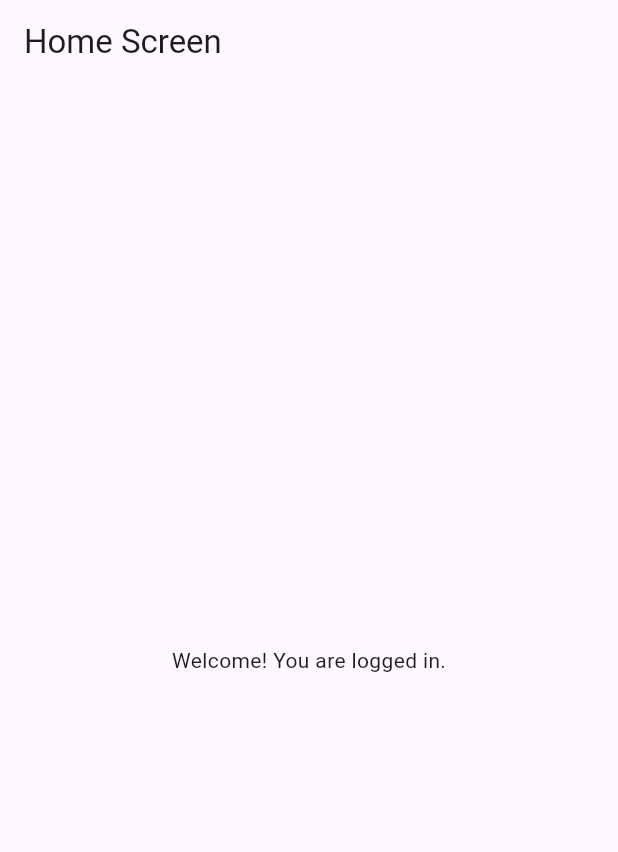
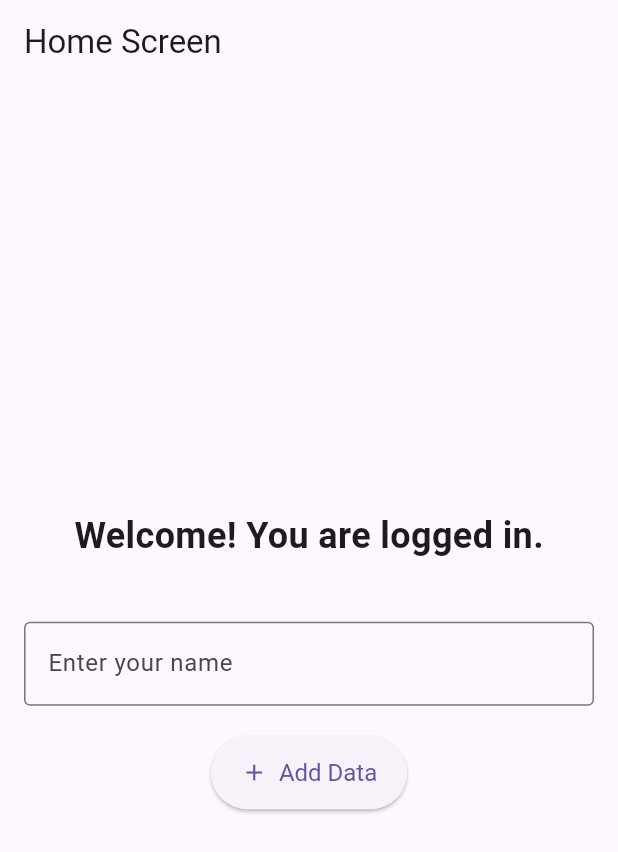
Before and after one commit to matloobali84/new-login, a Flutter app: the HomeScreen screen opened directly, on a phone screen of 412 x 824 dp. Shown: the top 852 px of the screen. Run offline on Flutter 3.47's test engine with Material 3 defaults, Android fonts, the phone set to English and light mode, and no system bars; our stand-ins replace cloud_firestore, firebase_auth, firebase_core; accounts and stored records are empty.

Commit message:
Initial commit

```diff
--- a/lib/home_screen.dart
+++ b/lib/home_screen.dart
@@ -1,15 +1,81 @@
 import 'package:flutter/material.dart';
+import 'package:cloud_firestore/cloud_firestore.dart';
 
-class HomeScreen extends StatelessWidget {
+class HomeScreen extends StatefulWidget {
+  @override
+  _HomeScreenState createState() => _HomeScreenState();
+}
+
+class _HomeScreenState extends State<HomeScreen> {
+  final TextEditingController _nameController = TextEditingController();
+
+  void _addData() async {
+    String name = _nameController.text;
+
+    if (name.isNotEmpty) {
+      await FirebaseFirestore.instance.collection('users').add({
+        'name': name,
+        'timestamp': FieldValue.serverTimestamp(),
+      });
+
+      _nameController.clear();
+
+      // Show a snackbar on successful data addition
+      ScaffoldMessenger.of(context).showSnackBar(
+        SnackBar(content: Text('Data added successfully!')),
+      );
+    }
+  }
+
   @override
   Widget build(BuildContext context) {
     return Scaffold(
       appBar: AppBar(
         title: Text('Home Screen'),
       ),
-      body: Center(
-        child: Text('Welcome! You are logged in.'),
+      body: Padding(
+        padding: const EdgeInsets.all(16.0),
+        child: Column(
+          mainAxisAlignment: MainAxisAlignment.center,
+          children: [
+            Text(
+              'Welcome! You are logged in.',
+              style: TextStyle(fontSize: 24, fontWeight: FontWeight.bold),
+            ),
+            SizedBox(height: 40),
+            TextField(
+              controller: _nameController,
+              decoration: InputDecoration(
+                labelText: 'Enter your name',
+                border: OutlineInputBorder(),
+              ),
+            ),
+            SizedBox(height: 20),
+            ElevatedButton.icon(
+              onPressed: _addData,
+              icon: Icon(Icons.add),
+              label: Text('Add Data'),
+              style: ElevatedButton.styleFrom(
+                padding: EdgeInsets.symmetric(horizontal: 20, vertical: 15),
+                textStyle: TextStyle(fontSize: 16),
+              ),
+            ),
+          ],
+        ),
       ),
     );
   }
 }
+
+void main() {
+  runApp(MyApp());
+}
+
+class MyApp extends StatelessWidget {
+  @override
+  Widget build(BuildContext context) {
+    return MaterialApp(
+      home: HomeScreen(),
+    );
+  }
+}
```
